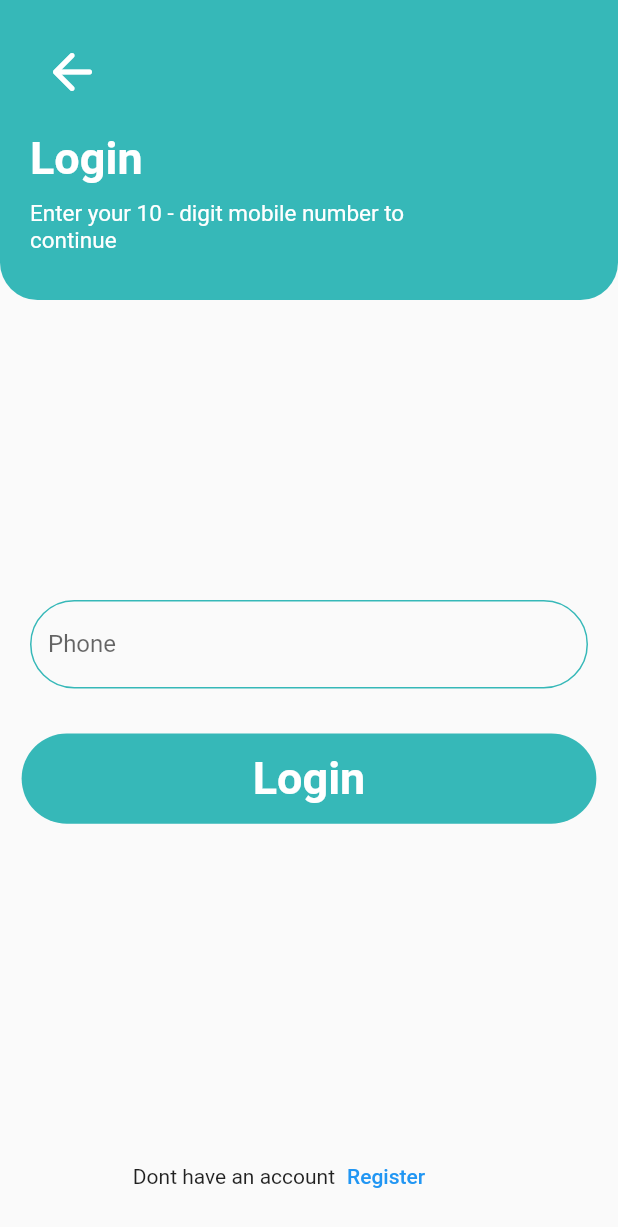
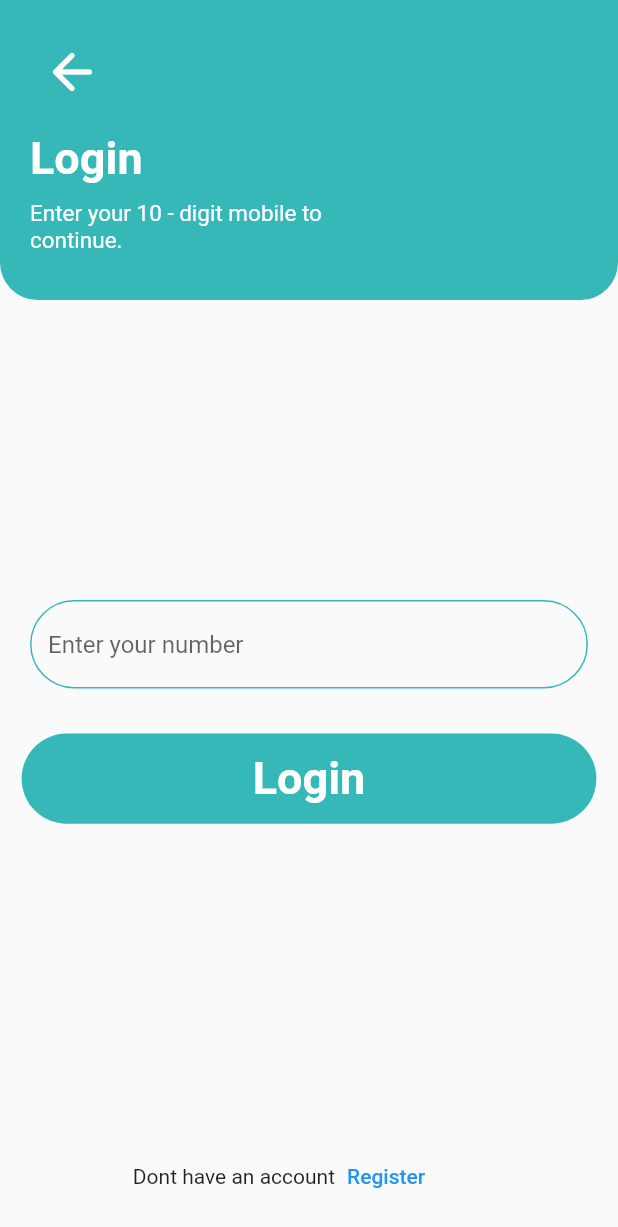
Before and after one commit to Mukhammadaliti/american_dream_messenger, a Flutter app: the screen it shows after launch, on a phone screen of 412 x 824 dp. Shown: the top 1227 px of the screen. Run offline on Flutter 3.47's test engine with Material 2 defaults, Android fonts, the phone set to English and light mode, and no system bars; our stand-ins replace animated_text_kit, get.

Commit message:
add sig in ui

```diff
--- a/lib/app/modules/log_in/views/log_in_view.dart
+++ b/lib/app/modules/log_in/views/log_in_view.dart
@@ -2,6 +2,8 @@ import 'package:american_dream_messenger/app/constans/app_colors.dart';
 import 'package:american_dream_messenger/app/modules/sing_in/views/sing_in_view.dart';
 import 'package:american_dream_messenger/app/modules/welcom/views/welcom_view.dart';
 import 'package:american_dream_messenger/app/modules/welcom/widgets/register_widget.dart';
+import 'package:american_dream_messenger/app/widgets/app_bar_widget.dart';
+import 'package:american_dream_messenger/app/widgets/register_widget.dart';
 import 'package:flutter/material.dart';
 
 import 'package:get/get.dart';
@@ -16,54 +18,10 @@ class LogInView extends GetView<LogInController> {
       body: Column(
         // mainAxisAlignment: MainAxisAlignment.spaceAround,
         children: [
-          Container(
-            width: MediaQuery.of(context).size.width * 1.1,
-            height: 200,
-            decoration: BoxDecoration(
-              borderRadius: BorderRadius.only(
-                  bottomLeft: Radius.circular(25),
-                  bottomRight: Radius.circular(25)),
-              color: AppColors.blueB8,
-            ),
-            child: Padding(
-              padding: const EdgeInsets.all(20.0),
-              child: Column(
-                  // mainAxisAlignment: MainAxisAlignment.start,
-                  crossAxisAlignment: CrossAxisAlignment.start,
-                  children: [
-                    IconButton(
-                        onPressed: () {
-                          Get.to(WelcomView());
-                        },
-                        icon: Icon(
-                          Icons.arrow_back_rounded,
-                          size: 40,
-                          color: AppColors.white,
-                        )),
-                    SizedBox(
-                      height: 20,
-                    ),
-                    Text(
-                      "Login",
-                      style: TextStyle(
-                          fontSize: 30,
-                          color: AppColors.white,
-                          fontWeight: FontWeight.w600),
-                    ),
-                    SizedBox(
-                      height: 10,
-                    ),
-                    Text(
-                      """Enter your 10 - digit mobile number to                                                                   continue""",
-                      style: TextStyle(
-                        // letterSpacing: 3,
-                        fontSize: 15,
-                        color: AppColors.white,
-                      ),
-                    )
-                  ]),
-            ),
-          ),
+          AppBarWidget(
+              text: "Login",
+              textt: """Enter your 10 - digit mobile to
+continue."""),
           SizedBox(
             height: 180,
           ),
@@ -75,7 +33,9 @@ class LogInView extends GetView<LogInController> {
                 filled: true,
                 fillColor: AppColors.transparent,
                 focusColor: AppColors.blueB8,
-                labelText: "Phone",
+                // labelText: "Phone",
+
+                hintText: "Enter your number",
                 border: OutlineInputBorder(
                   borderRadius: BorderRadius.circular(100),
                 ),
@@ -93,25 +53,9 @@ class LogInView extends GetView<LogInController> {
           SizedBox(
             height: 10,
           ),
-          InkWell(
-            onTap: () {},
-            child: Container(
-              decoration: BoxDecoration(
-                borderRadius: BorderRadius.circular(100),
-                color: AppColors.blueB8,
-              ),
-              width: MediaQuery.of(context).size.width * 0.93,
-              height: MediaQuery.of(context).size.height * 0.073,
-              child: Center(
-                child: Text(
-                  "Login",
-                  style: TextStyle(
-                      fontSize: 30,
-                      fontWeight: FontWeight.w700,
-                      color: AppColors.white),
-                ),
-              ),
-            ),
+          RegisterWidget(
+            onpress: () {},
+            text: "Login",
           )
         ],
       ),
--- /dev/null
+++ b/lib/app/widgets/app_bar_widget.dart
@@ -0,0 +1,62 @@
+import 'package:american_dream_messenger/app/constans/app_colors.dart';
+import 'package:american_dream_messenger/app/modules/welcom/views/welcom_view.dart';
+import 'package:flutter/material.dart';
+import 'package:get/get.dart';
+
+class AppBarWidget extends StatelessWidget {
+  const AppBarWidget({
+    super.key,
+    this.text,
+    this.textt,
+  });
+  final String? text;
+  final String? textt;
+  // final void Function() ontap;
+  @override
+  Widget build(BuildContext context) {
+    return Container(
+      width: MediaQuery.of(context).size.width * 1.1,
+      height: 200,
+      decoration: BoxDecoration(
+        borderRadius: BorderRadius.only(
+            bottomLeft: Radius.circular(25), bottomRight: Radius.circular(25)),
+        color: AppColors.blueB8,
+      ),
+      child: Padding(
+        padding: const EdgeInsets.all(20.0),
+        child: Column(crossAxisAlignment: CrossAxisAlignment.start, children: [
+          IconButton(
+              onPressed: () {
+                Get.to(WelcomView());
+              },
+              icon: Icon(
+                Icons.arrow_back_rounded,
+                size: 40,
+                color: AppColors.white,
+              )),
+          SizedBox(
+            height: 20,
+          ),
+          Text(
+            text!,
+            style: TextStyle(
+                fontSize: 30,
+                color: AppColors.white,
+                fontWeight: FontWeight.w600),
+          ),
+          SizedBox(
+            height: 10,
+          ),
+          Text(
+            textt!,
+            style: TextStyle(
+              // letterSpacing: 3,
+              fontSize: 15,
+              color: AppColors.white,
+            ),
+          )
+        ]),
+      ),
+    );
+  }
+}
--- /dev/null
+++ b/lib/app/widgets/register_widget.dart
@@ -0,0 +1,31 @@
+import 'package:american_dream_messenger/app/constans/app_colors.dart';
+import 'package:flutter/material.dart';
+
+class RegisterWidget extends StatelessWidget {
+  RegisterWidget({super.key, this.text, this.onpress});
+  void Function()? onpress;
+  final String? text;
+  @override
+  Widget build(BuildContext context) {
+    return InkWell(
+      onTap: onpress,
+      child: Container(
+        decoration: BoxDecoration(
+          borderRadius: BorderRadius.circular(100),
+          color: AppColors.blueB8,
+        ),
+        width: MediaQuery.of(context).size.width * 0.93,
+        height: MediaQuery.of(context).size.height * 0.073,
+        child: Center(
+          child: Text(
+            text!,
+            style: TextStyle(
+                fontSize: 30,
+                fontWeight: FontWeight.w700,
+                color: AppColors.white),
+          ),
+        ),
+      ),
+    );
+  }
+}
```
